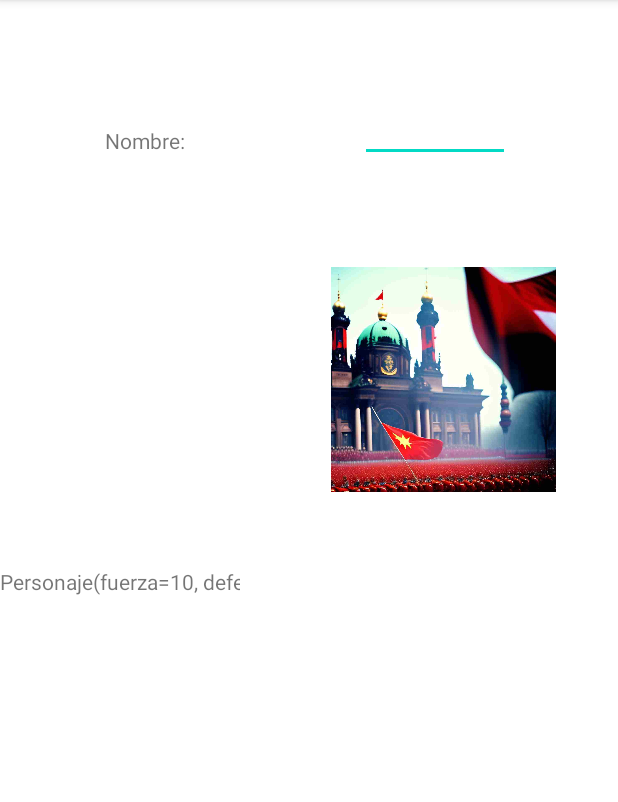
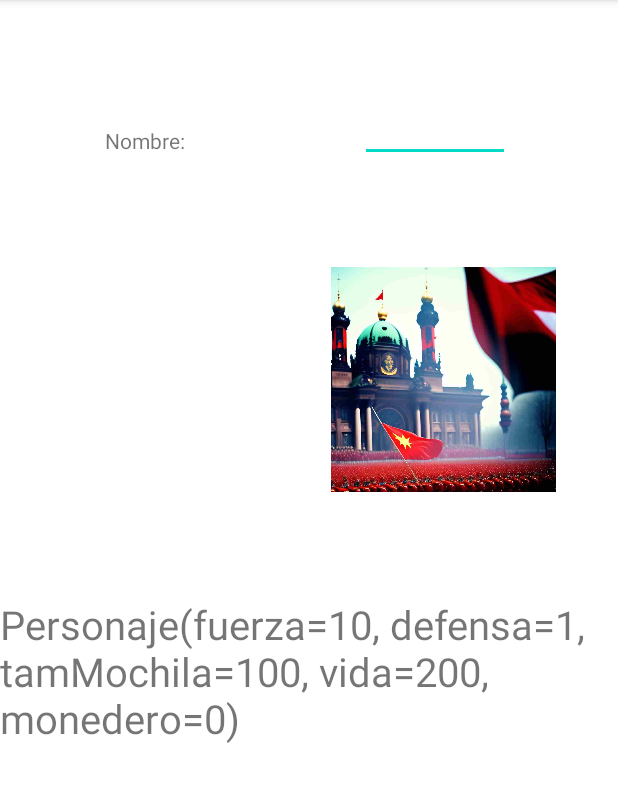
Before and after one commit to eduflo957/multimedia_T7, an Android app: the PantallaRazasMasClases screen opened directly, with no data from a screen before it, on a phone screen of 412 x 824 dp, the part 84-886 px from its top. Run offline under Robolectric (Android 15) with nearby library versions, the phone set to English and light mode, and no system bars.

Commit message:
t9 finalizado

```diff
--- a/app/src/main/java/com/example/multimedia_t7/PantallaRazasMasClases.kt
+++ b/app/src/main/java/com/example/multimedia_t7/PantallaRazasMasClases.kt
@@ -22,6 +22,5 @@ class PantallaRazasMasClases : AppCompatActivity() {
         fotoRaza.setImageResource(fotoTraidaRaza)
 
         binding.valoresPorDefecto.text = personaje1.toString()
-
     }
 }
--- a/app/src/main/java/com/example/multimedia_t7/Personaje.kt
+++ b/app/src/main/java/com/example/multimedia_t7/Personaje.kt
@@ -16,6 +16,6 @@ class Personaje {
     }
 
     override fun toString(): String {
-        return "Personaje(fuerza=$fuerza, defensa=$defensa \r tamMochila=$tamMochila, vida=$vida, monedero=$monedero)"
+        return "Personaje(fuerza=$fuerza, defensa=$defensa, tamMochila=$tamMochila, vida=$vida, monedero=$monedero)"
     }
 }
--- a/app/src/main/res/layout/activity_main.xml
+++ b/app/src/main/res/layout/activity_main.xml
@@ -21,7 +21,7 @@
         android:id="@+id/button_inicio"
         android:layout_width="wrap_content"
         android:layout_height="wrap_content"
-        android:text="inicio"
+        android:text="Continuar"
         app:layout_constraintBottom_toBottomOf="parent"
         app:layout_constraintEnd_toEndOf="parent"
         app:layout_constraintHorizontal_bias="0.535"
--- a/app/src/main/res/layout/activity_pantalla_razas_mas_clases.xml
+++ b/app/src/main/res/layout/activity_pantalla_razas_mas_clases.xml
@@ -4,7 +4,7 @@
     xmlns:tools="http://schemas.android.com/tools"
     android:layout_width="match_parent"
     android:layout_height="match_parent"
-    tools:context=".pantallaRazasMasClases">
+    tools:context=".PantallaRazasMasClases">
 
 
     <LinearLayout
@@ -58,19 +58,19 @@
         </LinearLayout>
 
         <LinearLayout
-            android:layout_width="wrap_content"
-            android:layout_height="wrap_content"
-            android:layout_marginTop="50dp"
+            android:layout_width="match_parent"
+            android:layout_height="match_parent"
             android:orientation="horizontal">
 
             <TextView
                 android:id="@+id/valoresPorDefecto"
-                android:layout_width="wrap_content"
-                android:layout_height="112dp"
-                android:ems="10"
-                android:inputType="textPersonName"
-                android:text="Valores por defecto" />
+                android:layout_width="match_parent"
+                android:layout_height="100dp"
+                android:layout_marginTop="70sp"
+                android:autoSizeTextType="uniform"
+                android:textSize="12sp" />
         </LinearLayout>
+
     </LinearLayout>
 
 </androidx.constraintlayout.widget.ConstraintLayout>
--- a/app/src/main/res/layout/activity_razas.xml
+++ b/app/src/main/res/layout/activity_razas.xml
@@ -4,7 +4,7 @@
     xmlns:tools="http://schemas.android.com/tools"
     android:layout_width="match_parent"
     android:layout_height="match_parent"
-    tools:context=".razas">
+    tools:context=".Razas">
 
     <ImageView
         android:id="@+id/imageView_inicio_razas"
@@ -69,7 +69,7 @@
         android:id="@+id/button_inicio_razas"
         android:layout_width="wrap_content"
         android:layout_height="wrap_content"
-        android:text="INICIO"
+        android:text="Continuar"
         app:layout_constraintBottom_toBottomOf="parent"
         app:layout_constraintEnd_toEndOf="parent"
         app:layout_constraintHorizontal_bias="0.498"
```
